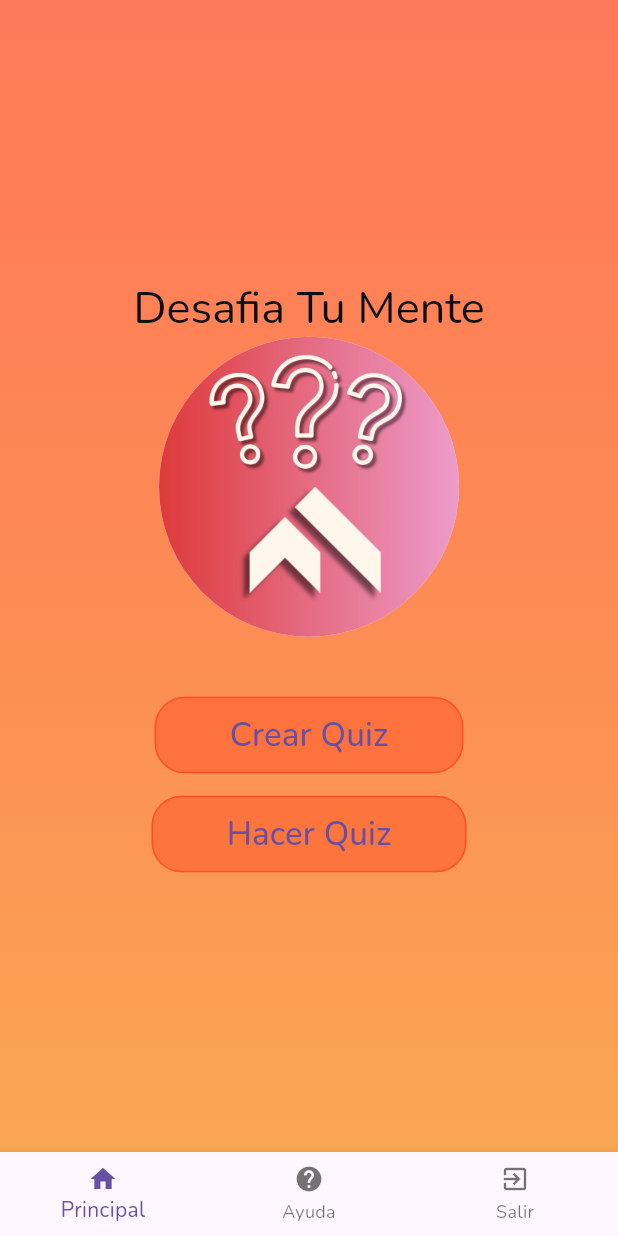
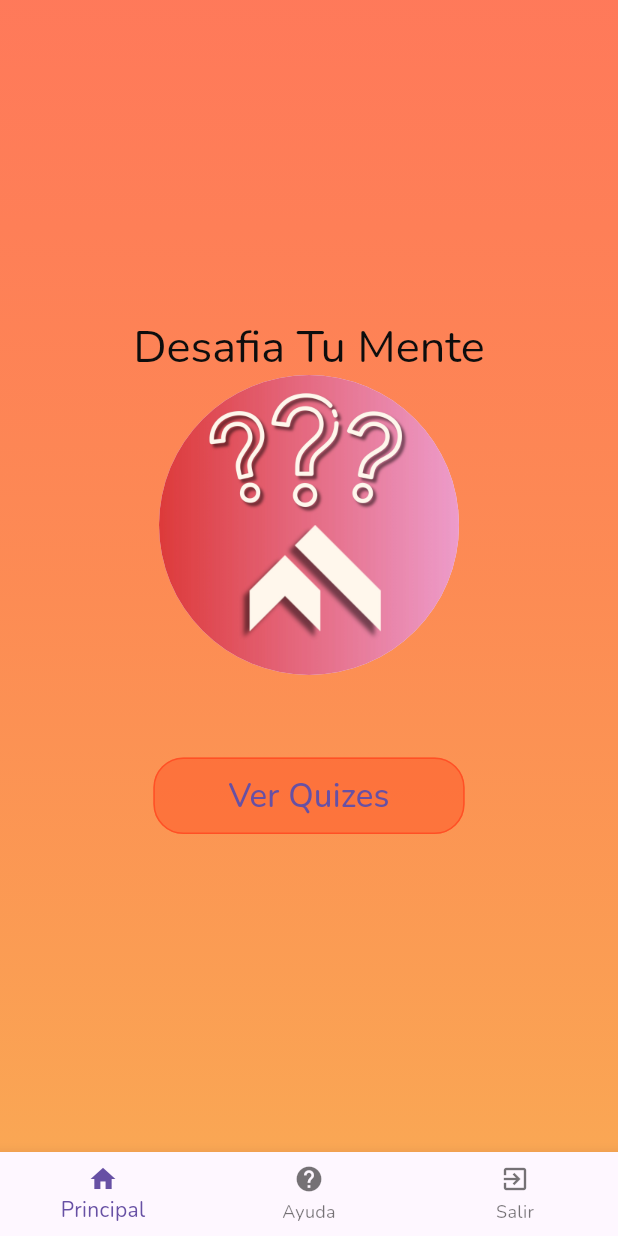
Before and after one commit to JDjuxx/FlutterApps, a Flutter app: the screen it shows after launch, on a phone screen of 412 x 824 dp. Run offline on Flutter 3.47's test engine with Material 3 defaults, Android fonts, the light colour scheme and no system bars; our stand-ins replace cloud_firestore, firebase_auth, firebase_core, firebase_storage, flutter_riverpod, google_fonts and 5 more; accounts and stored records are empty.

Commit message:
Agregado pantalla de lista de quizes, creados modelos de quiz y lista de preguntas por quiz

```diff
--- /dev/null
+++ b/quiz_app_v2/lib/data/questions.dart
@@ -0,0 +1,55 @@
+import 'package:quiz_app_v2/models/quiz_question.dart';
+
+const questions = [
+  QuizQuestion(
+    'What are the main building blocks of Flutter UIs?',
+    [
+      'Widgets',
+      'Components',
+      'Blocks',
+      'Functions',
+    ],
+  ),
+  QuizQuestion('How are Flutter UIs built?', [
+    'By combining widgets in code',
+    'By combining widgets in a visual editor',
+    'By defining widgets in config files',
+    'By using XCode for iOS and Android Studio for Android',
+  ]),
+  QuizQuestion(
+    'What\'s the purpose of a StatefulWidget?',
+    [
+      'Update UI as data changes',
+      'Update data as UI changes',
+      'Ignore data changes',
+      'Render UI that does not depend on data',
+    ],
+  ),
+  QuizQuestion(
+    'Which widget should you try to use more often: StatelessWidget or StatefulWidget?',
+    [
+      'StatelessWidget',
+      'StatefulWidget',
+      'Both are equally good',
+      'None of the above',
+    ],
+  ),
+  QuizQuestion(
+    'What happens if you change data in a StatelessWidget?',
+    [
+      'The UI is not updated',
+      'The UI is updated',
+      'The closest StatefulWidget is updated',
+      'Any nested StatefulWidgets are updated',
+    ],
+  ),
+  QuizQuestion(
+    'How should you update data inside of StatefulWidgets?',
+    [
+      'By calling setState()',
+      'By calling updateData()',
+      'By calling updateUI()',
+      'By calling updateState()',
+    ],
+  ),
+];
--- /dev/null
+++ b/quiz_app_v2/lib/models/quiz.dart
@@ -0,0 +1,12 @@
+import 'package:quiz_app_v2/models/quiz_question.dart';
+import 'package:uuid/uuid.dart';
+
+const uuid = Uuid();
+
+class Quiz {
+  Quiz(this.title, this.questions) : id = uuid.v4();
+
+  final List<QuizQuestion> questions;
+  final String title;
+  final String id;
+}
--- /dev/null
+++ b/quiz_app_v2/lib/models/quiz_question.dart
@@ -0,0 +1,12 @@
+class QuizQuestion {
+  const QuizQuestion(this.question, this.answers);
+
+  final String question;
+  final List<String> answers;
+
+  List<String> getShuffleAnswers() {
+    final shuffledList = List.of(answers);
+    shuffledList.shuffle();
+    return shuffledList;
+  }
+}
--- a/quiz_app_v2/lib/screens/startScreen.dart
+++ b/quiz_app_v2/lib/screens/startScreen.dart
@@ -70,20 +70,6 @@ class _StartscreenState extends ConsumerState<Startscreen> {
           SizedBox(
             height: 40,
           ),
-          OutlinedButton(
-            onPressed: () {},
-            style: OutlinedButton.styleFrom(
-              backgroundColor: Color.fromARGB(125, 255, 81, 37),
-              shape: RoundedRectangleBorder(
-                  borderRadius: BorderRadius.circular(20)),
-              side: BorderSide(width: 1, color: Color(0xFFFF5025)),
-              padding: EdgeInsets.symmetric(horizontal: 50, vertical: 10),
-            ),
-            child: Text(
-              'Crear Quiz',
-              style: TextStyle(fontSize: 22),
-            ),
-          ),
           SizedBox(
             height: 15,
           ),
@@ -100,7 +86,7 @@ class _StartscreenState extends ConsumerState<Startscreen> {
               padding: EdgeInsets.symmetric(horizontal: 50, vertical: 10),
             ),
             child: Text(
-              'Hacer Quiz',
+              'Ver Quizes',
               style: TextStyle(fontSize: 22),
             ),
           ),
--- a/quiz_app_v2/pubspec.yaml
+++ b/quiz_app_v2/pubspec.yaml
@@ -37,6 +37,7 @@ dependencies:
   google_fonts: ^6.3.0
   flutter_circular_text: ^0.3.1
   flutter_riverpod: ^2.6.1
+  uuid: ^4.5.3
 
 dev_dependencies:
   flutter_test:
```
Also changed, not shown: quiz_app_v2/lib/screens/quizListScreen.dart (+14 -5 lines), quiz_app_v2/lib/widgets/quiz_card.dart (added, +28 -0 lines), quiz_app_v2/pubspec.lock.
